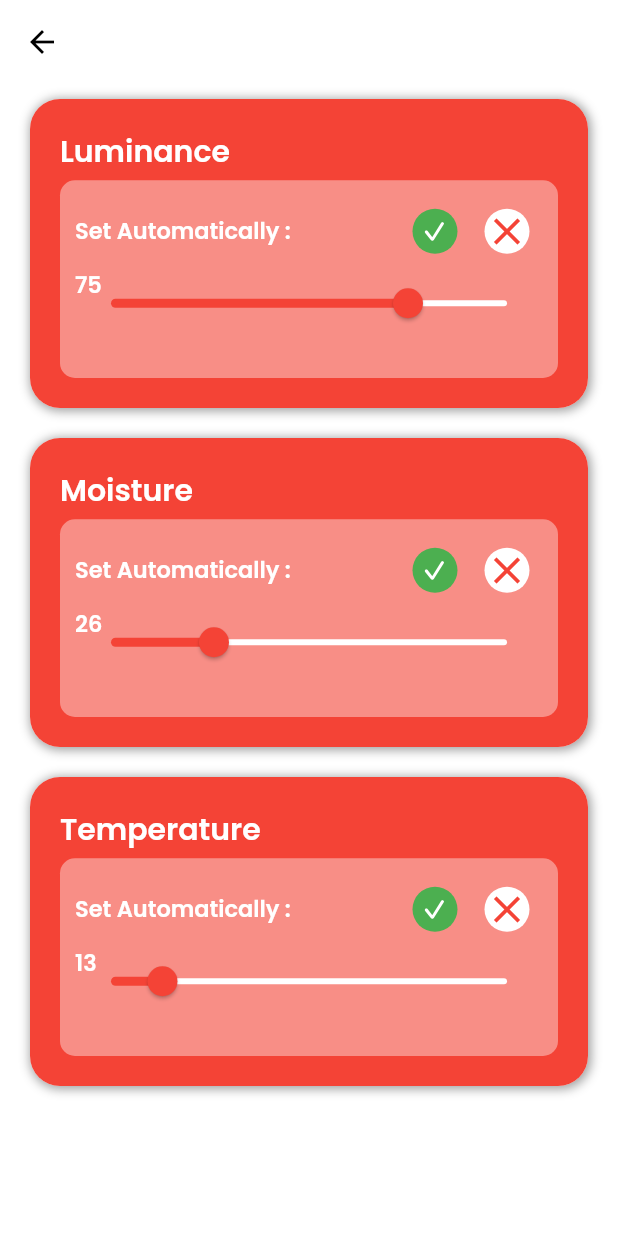
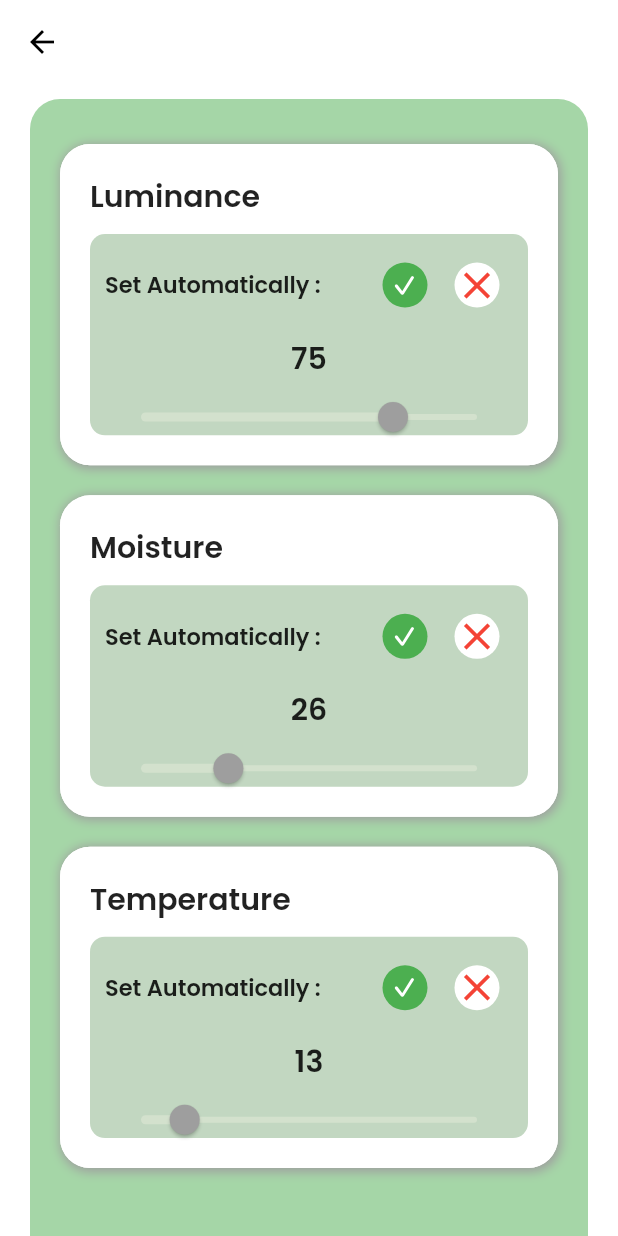
Before and after one commit to DevGautam2000/farm-app, a Flutter app: the ConfigProfile screen opened directly with sample values from the repository, on a phone screen of 412 x 824 dp. Run offline on Flutter 3.47's test engine with Material 2 defaults, Android fonts, the phone set to English and light mode, and no system bars; our stand-ins replace flutter_svg, page_transition; missing offline and left inert: dart:ffi.

Commit message:
completed the user profile

```diff
--- a/lib/fragments/config_profile.dart
+++ b/lib/fragments/config_profile.dart
@@ -28,12 +28,22 @@ class _ConfigProfileState extends State<ConfigProfile> {
         elevation: 0,
       ),
       body: SafeArea(
+          child: Container(
+        margin: EdgeInsets.only(
+            left: horizontalMargin, right: horizontalMargin, top: 10),
+        padding: EdgeInsets.only(top: horizontalMargin),
+        decoration: BoxDecoration(
+          color: Colors.green.shade200,
+          borderRadius: BorderRadius.only(
+              topLeft: Radius.circular(20), topRight: Radius.circular(20)),
+        ),
         child: ListView(
           children: [
             buildContainer(horizontalMargin, size, "Luminance", _luminance),
             buildContainer(horizontalMargin, size, "Moisture", _moisture),
             buildContainer(horizontalMargin, size, "Temperature", _temperature),
           ],
+        ),
       )),
     );
   }
@@ -51,22 +61,26 @@ class _ConfigProfileState extends State<ConfigProfile> {
       ], color: Colors.white, borderRadius: BorderRadius.circular(20)),
       child: Container(
         padding: EdgeInsets.all(horizontalMargin),
-        height: size.height * .25,
+        height: size.height * .26,
         decoration: BoxDecoration(
-            color: widget.farm.color, borderRadius: BorderRadius.circular(20)),
+            color: Colors.white, borderRadius: BorderRadius.circular(20)),
         child: Column(
           mainAxisAlignment: MainAxisAlignment.spaceBetween,
           crossAxisAlignment: CrossAxisAlignment.start,
           children: [
             Text(
               text,
-              style: TextStyle(color: Colors.white, fontSize: 20),
+              style: TextStyle(fontSize: 20),
             ),
-            Container(
+            SizedBox(
+              height: 10,
+            ),
+            Flexible(
+              child: Container(
                 padding: EdgeInsets.all(horizontalMargin - 10),
-              height: size.height * .160,
+                height: size.height * .180,
                 decoration: BoxDecoration(
-                  color: Colors.white.withOpacity(.4),
+                    color: Color(0xffC2D7C1),
                     borderRadius: BorderRadius.circular(10)),
                 child: Column(
                   children: [
@@ -78,9 +92,7 @@ class _ConfigProfileState extends State<ConfigProfile> {
                           child: Text(
                             "Set Automatically :",
                             style: TextStyle(
-                              color: Colors.white,
-                              fontSize: 15,
-                              fontWeight: FontWeight.bold),
+                                fontSize: 15, fontWeight: FontWeight.bold),
                           ),
                         ),
                         Row(
@@ -117,7 +129,8 @@ class _ConfigProfileState extends State<ConfigProfile> {
                                           ),
                                         ),
                                         Icon(
-                                        CupertinoIcons.check_mark_circled_solid,
+                                          CupertinoIcons
+                                              .check_mark_circled_solid,
                                           color: Colors.green,
                                         ),
                                       ],
@@ -152,28 +165,33 @@ class _ConfigProfileState extends State<ConfigProfile> {
                     ),
                     Column(
                       children: [
-                      Stack(
-                        children: [
-                          Slider(
+                        SizedBox(
+                          height: 10,
+                        ),
+                        Text(
+                          passedSliderValue.toStringAsFixed(0),
+                          style: TextStyle(fontSize: 20),
+                        ),
+                        SliderTheme(
+                          data: SliderThemeData(
+                            activeTrackColor: Color(0xffD3E1CD),
+                            inactiveTrackColor: Color(0xffD3E1CD),
+                            thumbColor: Colors.grey,
+                          ),
+                          child: Slider(
                             value: passedSliderValue.toDouble(),
                             min: 0,
                             max: 100,
                             divisions: null,
-                            activeColor: widget.farm.color,
-                            inactiveColor: Colors.white,
                             onChanged: (double value) {
                               setStateOfSliderVariable(text, value.toInt());
                             },
                           ),
-                          Text(
-                            passedSliderValue.toStringAsFixed(0),
-                            style: TextStyle(color: Colors.white, fontSize: 15),
-                          ),
-                        ],
                         )
                       ],
                     )
                   ],
+                ),
               ),
             ),
           ],
--- a/lib/helper/drawer_nav.dart
+++ b/lib/helper/drawer_nav.dart
@@ -15,7 +15,6 @@ class DrawerNav extends StatefulWidget {
 class _DrawerNavState extends State<DrawerNav> {
   @override
   Widget build(BuildContext context) {
-    var user = UserProfile("", "Pranay Kumar", "ceo@thechakrasfarm.com");
     return Drawer(
       child: ListView(
         children: [
--- a/lib/models/farm_data.dart
+++ b/lib/models/farm_data.dart
@@ -12,8 +12,8 @@ class Farm {
 const preFilePath = "assets/svgs";
 
 List<Farm> farms = [
-  Farm("Tomato farm", "$preFilePath/strawberry.svg", Colors.red),
+  Farm("Tomato farm", "$preFilePath/tomato.svg", Colors.red),
   Farm("Watermelon farm", "$preFilePath/tomato.svg", Colors.green),
-  Farm("Eggplant farm", "$preFilePath/strawberry.svg", Colors.purple),
+  Farm("Eggplant farm", "$preFilePath/tomato.svg", Colors.purple),
   Farm("Orange farm", "$preFilePath/tomato.svg", Colors.orange),
 ];
--- a/lib/models/user_profile.dart
+++ b/lib/models/user_profile.dart
@@ -5,3 +5,5 @@ class UserProfile {
 
   UserProfile(this.image, this.name, this.email);
 }
+
+var user = UserProfile("", "Pranay Kumar", "ceo@thechakrasfarm.com");
--- a/lib/screens/farm_profile.dart
+++ b/lib/screens/farm_profile.dart
@@ -39,7 +39,7 @@ class _FarmProfileState extends State<FarmProfile> {
     var horizontalMargin = 20.0;
     return Scaffold(
         appBar: AppBar(
-          brightness: Brightness.dark,
+          brightness: Brightness.light,
           backgroundColor: Colors.white,
           centerTitle: false,
           iconTheme: IconThemeData(color: Colors.black),
--- a/lib/screens/farm_stats.dart
+++ b/lib/screens/farm_stats.dart
@@ -14,16 +14,14 @@ class FarmStats extends StatefulWidget {
 }
 
 class _FarmStatsState extends State<FarmStats> {
-  int _selectedIndex = 0;
-
   @override
   Widget build(BuildContext context) {
     var size = MediaQuery.of(context).size;
     var horizontalMargin = 20.0;
     var radiusOfContainer = 34.0;
-    var height = size.height * .4;
+
     return AnnotatedRegion(
-      value: SystemUiOverlayStyle.dark,
+      value: SystemUiOverlayStyle.light,
       child: Scaffold(
         body: Column(
           children: [
```
Also changed, not shown: lib/fragments/user_profile.dart (added, +68 -0 lines), lib/helper/main_bottom_navigator.dart (+5 -3 lines). Lines whose indentation alone changed are shown as unchanged.
